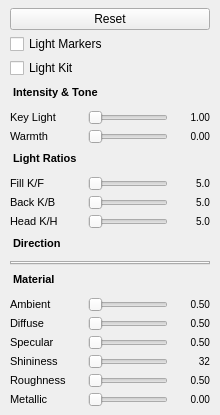
Before: the Qt Designer form src/ui/lighting_page.ui in thermeng/SciRender, drawn with Qt 5.
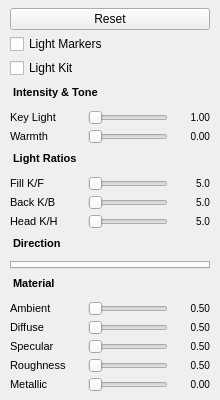
After: the same form once the commit is applied.

Commit message: fix: right-handed basis in LightingModel::computeDirections + negate all preset elevations, inverted roughness comment in LightingModel.h, standardize PBR shaders in mesh.frag and glyph.frag (GGX NDF α², Smith k/8, remove extra V·H)

```diff
--- a/src/ui/lighting_page.ui
+++ b/src/ui/lighting_page.ui
@@ -365,42 +365,8 @@
      </layout>
     </widget>
    </item>
-   <item>
-    <widget class="QWidget" name="shininessRow">
-     <layout class="QHBoxLayout" name="shininessLayout">
-      <property name="spacing"><number>6</number></property>
-      <property name="leftMargin"><number>0</number></property>
-      <property name="topMargin"><number>0</number></property>
-      <property name="rightMargin"><number>0</number></property>
-      <property name="bottomMargin"><number>0</number></property>
-      <item>
-       <widget class="QLabel" name="shininessLabel">
-        <property name="text"><string>Shininess</string></property>
-        <property name="minimumSize"><size><width>72</width><height>0</height></size></property>
-        <property name="maximumSize"><size><width>72</width><height>16777215</height></size></property>
-        <property name="styleSheet"><string notr="true">font-size: 11px; </string></property>
-        <property name="alignment"><set>Qt::AlignLeft|Qt::AlignVCenter</set></property>
-       </widget>
-      </item>
-      <item>
-       <widget class="QSlider" name="shininessSlider">
-        <property name="orientation"><enum>Qt::Horizontal</enum></property>
-       </widget>
-      </item>
-      <item>
-       <widget class="QLabel" name="shininessValue">
-        <property name="text"><string>32</string></property>
-        <property name="minimumSize"><size><width>36</width><height>0</height></size></property>
-        <property name="maximumSize"><size><width>36</width><height>16777215</height></size></property>
-        <property name="styleSheet"><string notr="true">font-size: 10px; </string></property>
-        <property name="alignment"><set>Qt::AlignRight|Qt::AlignVCenter</set></property>
-       </widget>
-      </item>
-     </layout>
-    </widget>
-   </item>
-   <item>
-    <widget class="QWidget" name="roughnessRow">
+    <item>
+     <widget class="QWidget" name="roughnessRow">
      <layout class="QHBoxLayout" name="roughnessLayout">
       <property name="spacing"><number>6</number></property>
       <property name="leftMargin"><number>0</number></property>
```
The commit also changes 13 other files.
